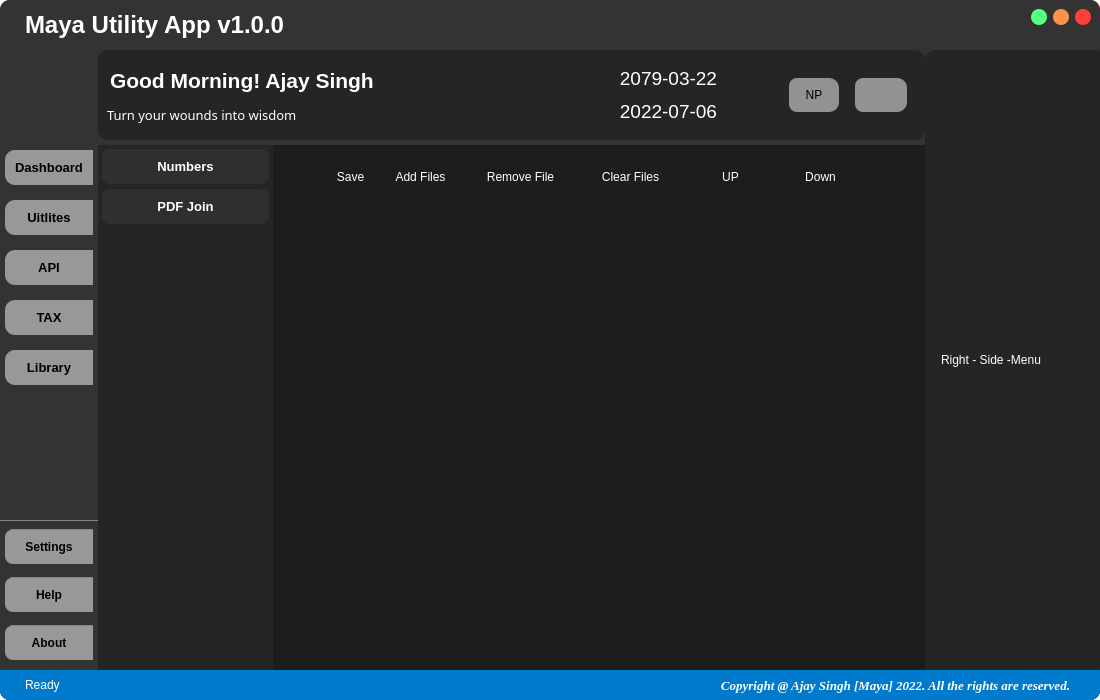
This is assets/UI/Interface.ui in mentormaya/Maya-Utility-App as Qt 5 draws it before an edit. The edited form follows.
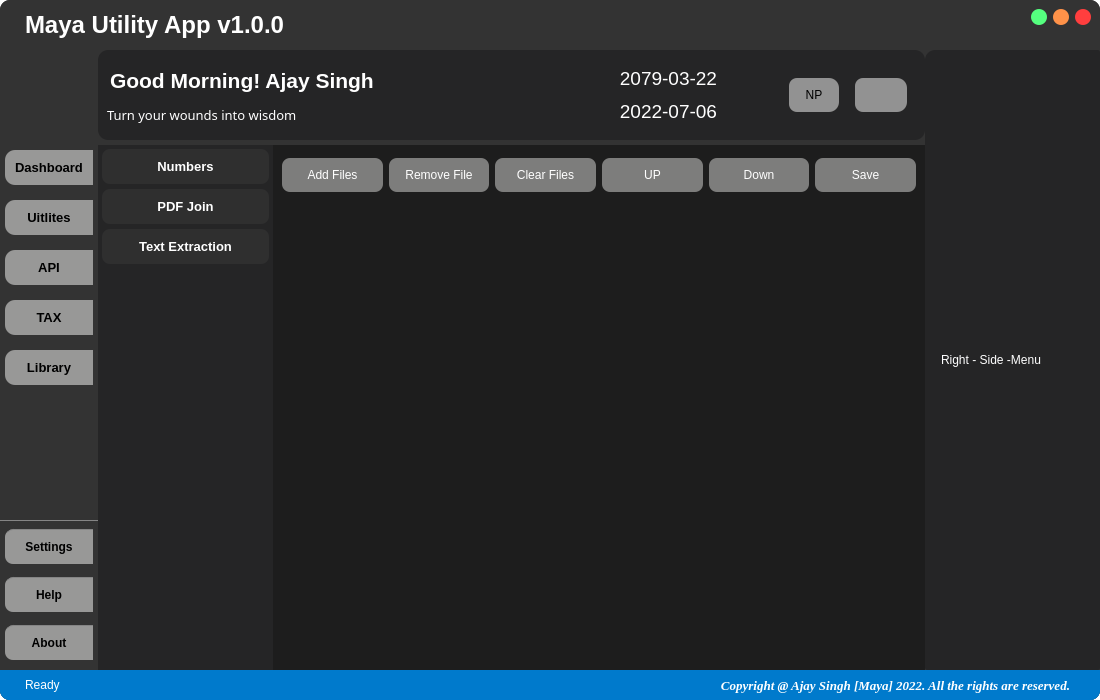
This is the edited form. The open tabs and pages were chosen to show the change. Icons and pictures are not drawn.

What changed in the file:
```diff
--- a/assets/UI/Interface.ui
+++ b/assets/UI/Interface.ui
@@ -1143,90 +1143,110 @@
                      <height>60</height>
                     </size>
                    </property>
+                   <property name="styleSheet">
+                    <string notr="true">QPushButton{
+	padding: 10px;
+	border-radius: 8px;
+	background-color: rgba(152, 152, 151, 200);
+}
+
+QPushButton:hover{
+border-radius: 4px;
+	background-color: rgba(152, 152, 151, 150);
+}</string>
+                   </property>
                    <property name="frameShape">
                     <enum>QFrame::StyledPanel</enum>
                    </property>
                    <property name="frameShadow">
                     <enum>QFrame::Raised</enum>
                    </property>
-                   <widget class="QPushButton" name="pushButton_2">
-                    <property name="geometry">
-                     <rect>
-                      <x>110</x>
-                      <y>20</y>
-                      <width>75</width>
-                      <height>23</height>
-                     </rect>
-                    </property>
-                    <property name="text">
-                     <string>Add Files</string>
-                    </property>
-                   </widget>
-                   <widget class="QPushButton" name="pushButton_6">
-                    <property name="geometry">
-                     <rect>
-                      <x>210</x>
-                      <y>20</y>
-                      <width>75</width>
-                      <height>23</height>
-                     </rect>
-                    </property>
-                    <property name="text">
-                     <string>Remove File</string>
-                    </property>
-                   </widget>
-                   <widget class="QPushButton" name="pushButton_7">
-                    <property name="geometry">
-                     <rect>
-                      <x>320</x>
-                      <y>20</y>
-                      <width>75</width>
-                      <height>23</height>
-                     </rect>
-                    </property>
-                    <property name="text">
-                     <string>Clear Files</string>
-                    </property>
-                   </widget>
-                   <widget class="QPushButton" name="pushButton_8">
-                    <property name="geometry">
-                     <rect>
-                      <x>420</x>
-                      <y>20</y>
-                      <width>75</width>
-                      <height>23</height>
-                     </rect>
-                    </property>
-                    <property name="text">
-                     <string>UP</string>
-                    </property>
-                   </widget>
-                   <widget class="QPushButton" name="pushButton_9">
-                    <property name="geometry">
-                     <rect>
-                      <x>510</x>
-                      <y>20</y>
-                      <width>75</width>
-                      <height>23</height>
-                     </rect>
-                    </property>
-                    <property name="text">
-                     <string>Down</string>
-                    </property>
-                   </widget>
-                   <widget class="QPushButton" name="pushButton_10">
-                    <property name="geometry">
-                     <rect>
-                      <x>40</x>
-                      <y>20</y>
-                      <width>75</width>
-                      <height>23</height>
-                     </rect>
-                    </property>
-                    <property name="text">
-                     <string>Save</string>
-                    </property>
-                   </widget>
+                   <layout class="QHBoxLayout" name="horizontalLayout_12">
+                    <item>
+                     <widget class="QPushButton" name="add_pdf_files_btn">
+                      <property name="cursor">
+                       <cursorShape>PointingHandCursor</cursorShape>
+                      </property>
+                      <property name="text">
+                       <string>Add Files</string>
+                      </property>
+                      <property name="icon">
+                       <iconset resource="../assets.qrc">
+                        <normaloff>:/icons/icons/file-plus.svg</normaloff>:/icons/icons/file-plus.svg</iconset>
+                      </property>
+                     </widget>
+                    </item>
+                    <item>
+                     <widget class="QPushButton" name="remove_pdf_file_btn">
+                      <property name="cursor">
+                       <cursorShape>PointingHandCursor</cursorShape>
+                      </property>
+                      <property name="text">
+                       <string>Remove File</string>
+                      </property>
+                      <property name="icon">
+                       <iconset resource="../assets.qrc">
+                        <normaloff>:/icons/icons/file-minus.svg</normaloff>:/icons/icons/file-minus.svg</iconset>
+                      </property>
+                     </widget>
+                    </item>
+                    <item>
+                     <widget class="QPushButton" name="clear_pdf_btn">
+                      <property name="cursor">
+                       <cursorShape>PointingHandCursor</cursorShape>
+                      </property>
+                      <property name="text">
+                       <string>Clear Files</string>
+                      </property>
+                      <property name="icon">
+                       <iconset resource="../assets.qrc">
+                        <normaloff>:/icons/icons/x-square.svg</normaloff>:/icons/icons/x-square.svg</iconset>
+                      </property>
+                     </widget>
+                    </item>
+                    <item>
+                     <widget class="QPushButton" name="pdf_move_up_btn">
+                      <property name="cursor">
+                       <cursorShape>PointingHandCursor</cursorShape>
+                      </property>
+                      <property name="text">
+                       <string>UP</string>
+                      </property>
+                      <property name="icon">
+                       <iconset resource="../assets.qrc">
+                        <normaloff>:/icons/icons/chevrons-up.svg</normaloff>:/icons/icons/chevrons-up.svg</iconset>
+                      </property>
+                     </widget>
+                    </item>
+                    <item>
+                     <widget class="QPushButton" name="pdf_move_down_btn">
+                      <property name="cursor">
+                       <cursorShape>PointingHandCursor</cursorShape>
+                      </property>
+                      <property name="text">
+                       <string>Down</string>
+                      </property>
+                      <property name="icon">
+                       <iconset resource="../assets.qrc">
+                        <normaloff>:/icons/icons/chevrons-down.svg</normaloff>:/icons/icons/chevrons-down.svg</iconset>
+                      </property>
+                     </widget>
+                    </item>
+                    <item>
+                     <widget class="QPushButton" name="save_pdf_btn">
+                      <property name="cursor">
+                       <cursorShape>PointingHandCursor</cursorShape>
+                      </property>
+                      <property name="text">
+                       <string>Save</string>
+                      </property>
+                      <property name="icon">
+                       <iconset resource="../assets.qrc">
+                        <normaloff>:/icons/icons/save.svg</normaloff>:/icons/icons/save.svg</iconset>
+                      </property>
+                     </widget>
+                    </item>
+                   </layout>
                   </widget>
                  </item>
                  <item>
@@ -2285,6 +2305,16 @@
                    </property>
                   </widget>
                  </item>
+                 <item>
+                  <widget class="QPushButton" name="image_extraction_page">
+                   <property name="cursor">
+                    <cursorShape>PointingHandCursor</cursorShape>
+                   </property>
+                   <property name="text">
+                    <string>Text Extraction</string>
+                   </property>
+                  </widget>
+                 </item>
                  <item>
                   <spacer name="verticalSpacer_2">
                    <property name="orientation">
```
Left out of the diff: 156 changed lines with no effect on the pictures.
